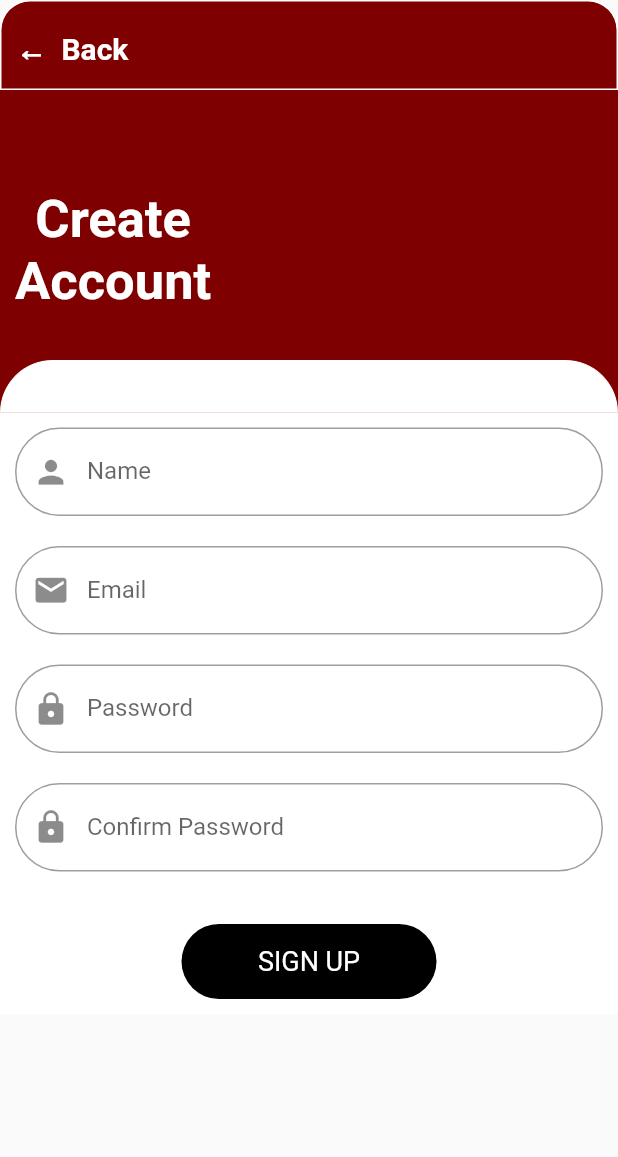
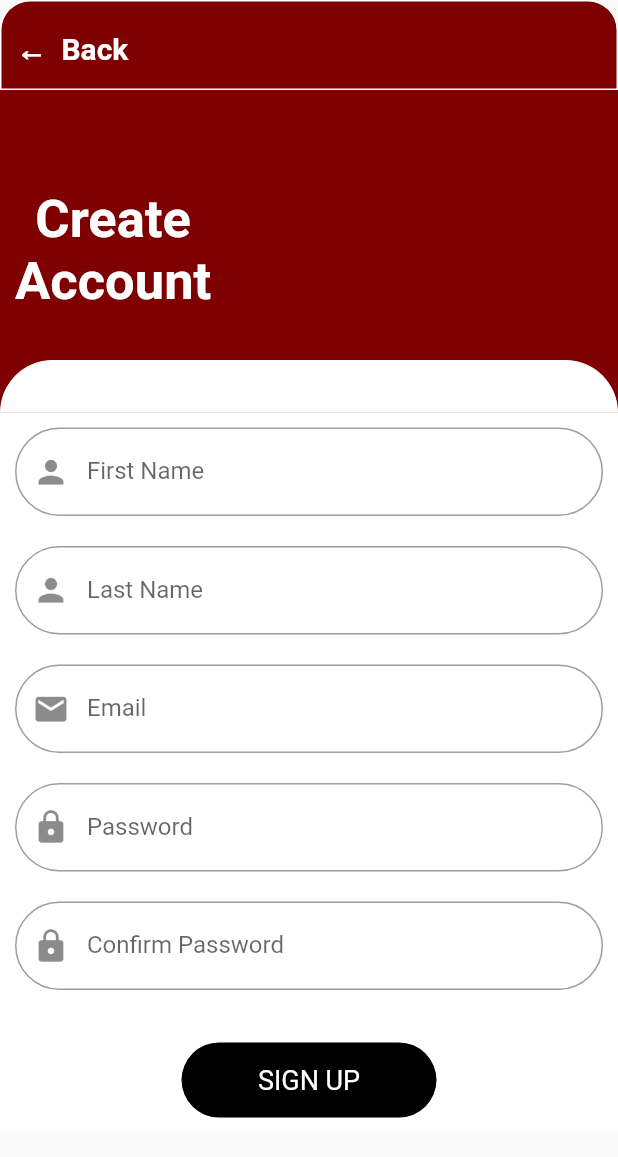
Before and after one commit to jennifersha/sahhar, a Flutter app: the SignUp screen opened directly, after a tap on "SIGN UP", on a phone screen of 412 x 824 dp. Shown: the top 1157 px of the screen. Run offline on Flutter 3.47's test engine with Material 2 defaults, Android fonts, the phone set to English and light mode, and no system bars; our stand-ins replace cloud_firestore, firebase_auth, firebase_core; accounts and stored records are empty; network calls fail.

Commit message:
lastname added

```diff
--- a/sahhar/lib/SignUp.dart
+++ b/sahhar/lib/SignUp.dart
@@ -10,7 +10,8 @@ class SignUp extends StatefulWidget {
 }
 
 class _SignUpState extends State<SignUp> {
-  TextEditingController? txtuser;
+  TextEditingController? txtfirst;
+  TextEditingController? txtlast;
   TextEditingController? txtemail;
   TextEditingController? txtpass;
   TextEditingController? txtpassC;
@@ -20,7 +21,8 @@ class _SignUpState extends State<SignUp> {
   void initState() {
     // TODO: implement initState
     super.initState();
-    txtuser = new TextEditingController();
+    txtfirst = new TextEditingController();
+    txtlast = new TextEditingController();
     txtemail = new TextEditingController();
     txtpass = new TextEditingController();
     txtpassC = new TextEditingController();
@@ -110,7 +112,7 @@ class _SignUpState extends State<SignUp> {
               child: Column(
                 children: <Widget>[
                   TextField(
-                    controller: txtuser,
+                    controller: txtfirst,
                     decoration: InputDecoration(
                       prefixIcon: Icon(
                         Icons.person,
@@ -119,7 +121,21 @@ class _SignUpState extends State<SignUp> {
                       border: OutlineInputBorder(
                         borderRadius: BorderRadius.circular(50),
                       ),
-                      labelText: "Name",
+                      labelText: "First Name",
+                    ),
+                  ),
+                  SizedBox(height: 20),
+                  TextField(
+                    controller: txtlast,
+                    decoration: InputDecoration(
+                      prefixIcon: Icon(
+                        Icons.person,
+                        size: 25,
+                      ),
+                      border: OutlineInputBorder(
+                        borderRadius: BorderRadius.circular(50),
+                      ),
+                      labelText: "Last Name",
                     ),
                   ),
                   SizedBox(height: 20),
@@ -180,7 +196,8 @@ class _SignUpState extends State<SignUp> {
                               .collection("users")
                               .doc(auth.currentUser!.uid.toString())
                               .set({
-                            "name": txtuser!.text,
+                            "First name": txtfirst!.text,
+                            "Last name": txtlast!.text,
                             "email": txtemail!.text,
                             "pass": txtpass!.text,
                           });
```
